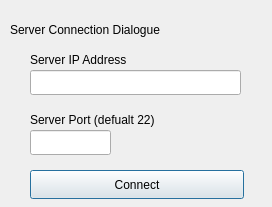
This is python/ui/manager_connection_dialogue.ui in A14m0/Command-Control_Fiddling as Qt 5 draws it before an edit. The edited form follows.
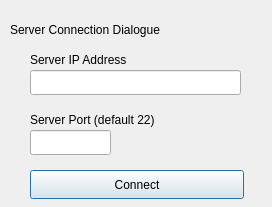
This is the edited form.

Diff of the .ui file:
```diff
--- a/python/ui/manager_connection_dialogue.ui
+++ b/python/ui/manager_connection_dialogue.ui
@@ -82,7 +82,7 @@
     </rect>
    </property>
    <property name="text">
-    <string>Server Port (defualt 22)</string>
+    <string>Server Port (default 22)</string>
    </property>
   </widget>
  </widget>
```
